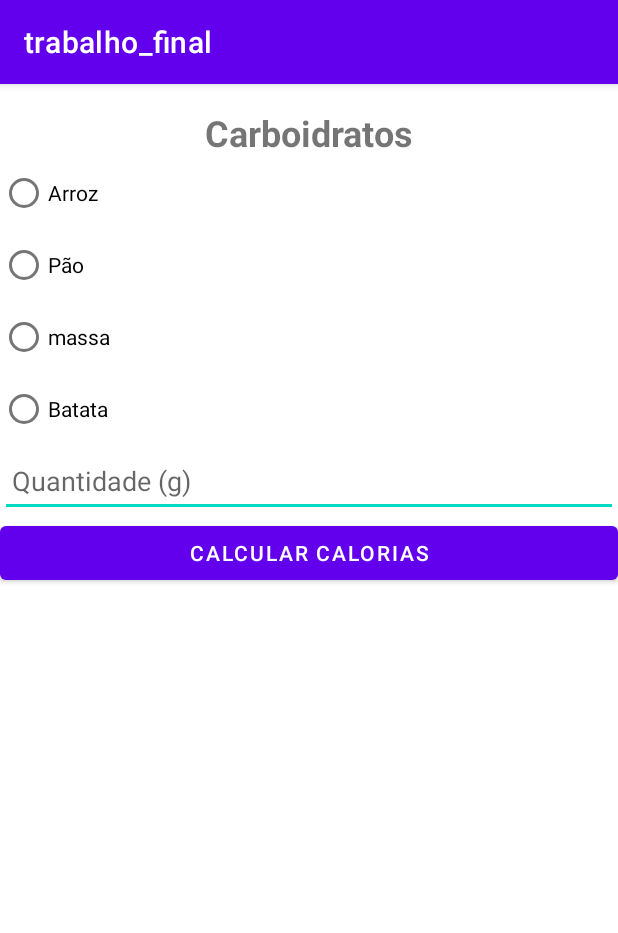
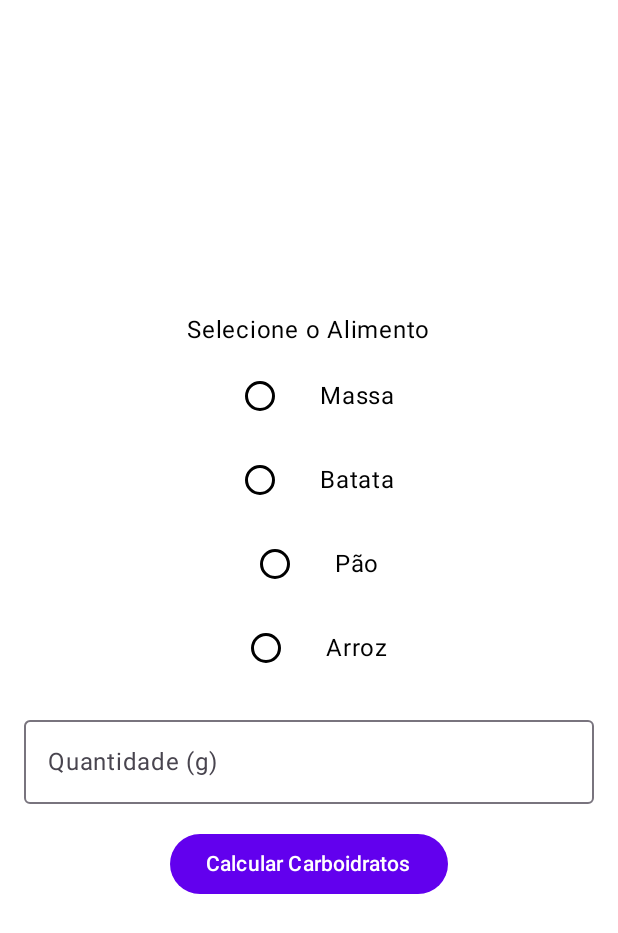
Before and after one commit to Rodrigo261/trabalho_final, an Android app built with Jetpack Compose: the CarboidratosActivity screen opened directly, with no data from a screen before it, on a phone screen of 412 x 824 dp. Shown: the top 933 px of the screen. Run offline under Robolectric (Android 15) with nearby library versions, the phone set to English and light mode, and no system bars.

Commit message:
alteraçoes na CarboidratosScreen

```diff
--- a/app/src/main/java/CarboidratosActivity.kt
+++ /dev/null
@@ -1,2 +0,0 @@
-class CarboidratosActivity {
-}
--- /dev/null
+++ b/app/src/main/java/CarboidratosScreen.kt
@@ -0,0 +1,103 @@
+package com.example.trabalho_final
+
+import android.widget.Toast
+import androidx.compose.foundation.layout.*
+import androidx.compose.material3.*
+import androidx.compose.runtime.*
+import androidx.compose.runtime.saveable.rememberSaveable
+import androidx.compose.ui.Alignment
+import androidx.compose.ui.Modifier
+import androidx.compose.ui.platform.LocalContext
+import androidx.compose.ui.unit.dp
+
+@Composable
+fun CarboidratosScreen() {
+    var alimento by rememberSaveable { mutableStateOf("") }
+    var quantidade by rememberSaveable { mutableStateOf("") }
+    var totalCarboidratos by rememberSaveable { mutableStateOf(0) }
+    var showResult by rememberSaveable { mutableStateOf(false) }
+
+
+    val alimentos = listOf(
+        "Massa",
+        "Batata",
+        "Pão",
+        "Arroz"
+    )
+
+    val context = LocalContext.current
+
+    Column(
+        modifier = Modifier
+            .fillMaxSize()
+            .padding(16.dp),
+        horizontalAlignment = Alignment.CenterHorizontally,
+        verticalArrangement = Arrangement.Center
+    ) {
+
+        Text(text = "Selecione o Alimento")
+        Spacer(modifier = Modifier.height(8.dp))
+
+
+        alimentos.forEach { option ->
+            Row(verticalAlignment = Alignment.CenterVertically) {
+                RadioButton(
+                    selected = alimento == option,
+                    onClick = { alimento = option },
+                    colors = RadioButtonDefaults.colors(
+                        selectedColor = MaterialTheme.colorScheme.primary,
+                        unselectedColor = MaterialTheme.colorScheme.onSurface
+                    ),
+                    modifier = Modifier.padding(end = 16.dp)
+                )
+                Text(text = option)
+            }
+            Spacer(modifier = Modifier.height(8.dp))
+        }
+
+        Spacer(modifier = Modifier.height(8.dp))
+
+
+        OutlinedTextField(
+            value = quantidade,
+            onValueChange = { quantidade = it },
+            label = { Text("Quantidade (g)") },
+            modifier = Modifier.fillMaxWidth()
+        )
+
+        Spacer(modifier = Modifier.height(16.dp))
+
+
+        Button(onClick = {
+
+            totalCarboidratos = atualizarCarboidratos(alimento, quantidade)
+            showResult = true
+        }) {
+            Text(text = "Calcular Carboidratos")
+        }
+
+        Spacer(modifier = Modifier.height(16.dp))
+
+        if (showResult) {
+            Text(text = "Total de carboidratos consumidos: $totalCarboidratos g")
+        }
+    }
+}
+
+
+fun calcularCarboidratosPorGrama(alimento: String): Int {
+    return when (alimento) {
+        "Massa" -> 25
+        "Batata" -> 17
+        "Pão" -> 50
+        "Arroz" -> 28
+        else -> 0
+    }
+}
+
+
+fun atualizarCarboidratos(alimento: String, quantidade: String): Int {
+    val quantidadeGramas = quantidade.toIntOrNull() ?: 0
+    val carboidratosPorGrama = calcularCarboidratosPorGrama(alimento)
+    return (quantidadeGramas * carboidratosPorGrama) / 100
+}
--- a/app/src/main/java/com/example/trabalho_final/CarboidratosActivity.kt
+++ b/app/src/main/java/com/example/trabalho_final/CarboidratosActivity.kt
@@ -1,42 +1,34 @@
 package com.example.trabalho_final
 
+
 import android.os.Bundle
-import android.widget.*
-import androidx.appcompat.app.AppCompatActivity
+import androidx.activity.ComponentActivity
+import androidx.activity.compose.setContent
+import androidx.compose.foundation.layout.fillMaxSize
+import androidx.compose.foundation.layout.padding
+import androidx.compose.foundation.layout.Column
+import androidx.compose.foundation.layout.Spacer
+import androidx.compose.foundation.layout.height
+import androidx.compose.material3.Surface
+import androidx.compose.material3.Text
+import androidx.compose.runtime.Composable
+import androidx.compose.ui.Alignment
+import androidx.compose.ui.Modifier
+import androidx.compose.ui.unit.dp
+import com.example.trabalho_final.ui.theme.TrabalhoFinalTheme
 
-class CarboidratosActivity : AppCompatActivity() {
-
+class CarboidratosActivity : ComponentActivity() {
     override fun onCreate(savedInstanceState: Bundle?) {
         super.onCreate(savedInstanceState)
-        setContentView(R.layout.activity_carboidratos)
-
-        val rgCarboidratos = findViewById<RadioGroup>(R.id.rg_carboidratos)
-        val etQuantidade = findViewById<EditText>(R.id.et_quantidade)
-        val btnCalcular = findViewById<Button>(R.id.btn_calcular)
-        val tvResultado = findViewById<TextView>(R.id.tv_resultado)
-
-        btnCalcular.setOnClickListener {
-            val quantidadeStr = etQuantidade.text.toString()
-
-            if (quantidadeStr.isEmpty()) {
-                Toast.makeText(this, "Por favor, insira a quantidade", Toast.LENGTH_SHORT).show()
-                return@setOnClickListener
+        setContent {
+            TrabalhoFinalTheme {
+                Surface(
+                    modifier = Modifier.fillMaxSize(),
+                    content = {
+                        CarboidratosScreen()
+                    }
+                )
             }
-
-            val quantidade = quantidadeStr.toInt()
-            val calorias = when (rgCarboidratos.checkedRadioButtonId) {
-                R.id.rb_arroz -> calcularCalorias(quantidade, 130)
-                R.id.rb_pao -> calcularCalorias(quantidade, 265)
-                R.id.rb_massa -> calcularCalorias(quantidade, 131)
-                R.id.rb_batata -> calcularCalorias(quantidade, 77)
-                else -> 0
-            }
-
-            tvResultado.text = "Calorias: $calorias kcal"
         }
     }
-
-    private fun calcularCalorias(quantidade: Int, caloriasPor100g: Int): Int {
-        return (quantidade * caloriasPor100g) / 100
-    }
 }
```
